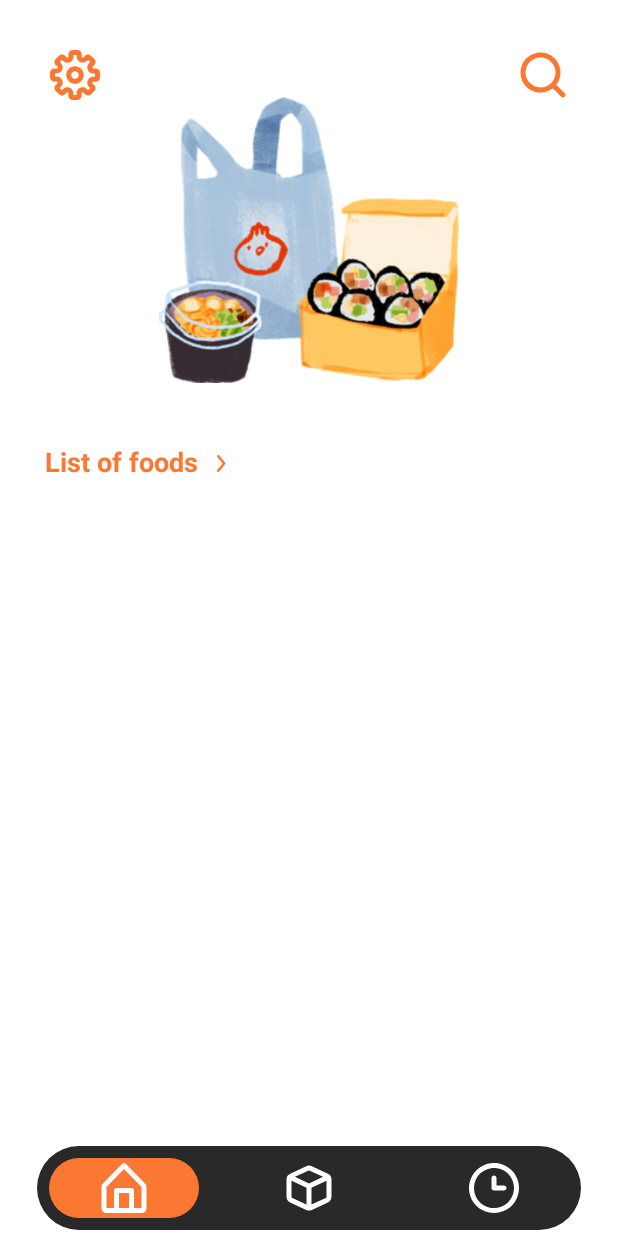
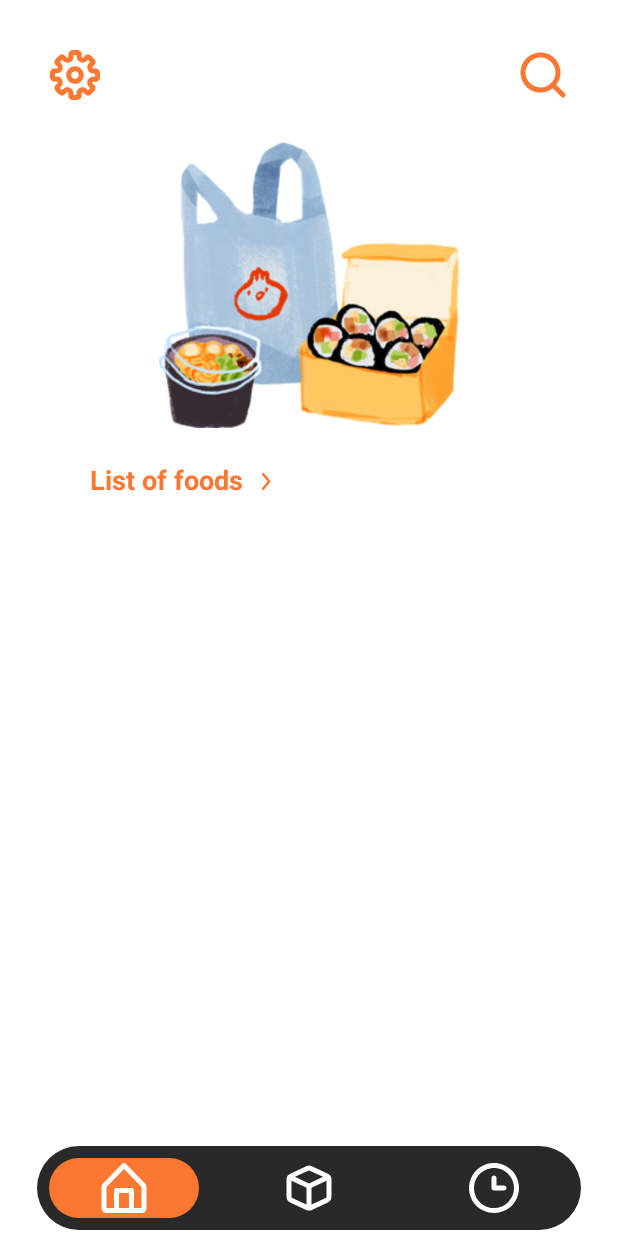
Before and after one commit to NDK2509/Foodomer, an Android app built with Jetpack Compose: the screen it shows after launch (MainActivity), on a phone screen of 412 x 824 dp. Run offline under Robolectric (Android 15) with nearby library versions, the light colour scheme and no system bars; our stand-ins replace Room's generated code.

Commit message:
fix: default padding for layout

```diff
--- a/app/src/main/java/com/example/foodomer/navigation/MainNavigation.kt
+++ b/app/src/main/java/com/example/foodomer/navigation/MainNavigation.kt
@@ -1,7 +1,11 @@
 package com.example.foodomer.navigation
 
+import androidx.compose.foundation.layout.Column
+import androidx.compose.foundation.layout.fillMaxSize
+import androidx.compose.foundation.layout.padding
 import androidx.compose.material.Scaffold
 import androidx.compose.runtime.Composable
+import androidx.compose.ui.Modifier
 import androidx.compose.ui.graphics.Color
 import androidx.compose.ui.res.painterResource
 import androidx.navigation.compose.NavHost
@@ -11,6 +15,7 @@
 import com.example.foodomer.ui.components.core.BottomBar
 import com.example.foodomer.ui.components.core.BottomBarItemProps
 import com.example.foodomer.ui.screens.*
+import com.example.foodomer.ui.theme.DEFAULT_PADDING
 
 @Composable
 fun MainNavigation() {
@@ -34,6 +39,9 @@
         },
         backgroundColor = Color.White
     ) { _ ->
+        Column (
+            modifier = Modifier.fillMaxSize().padding(DEFAULT_PADDING)
+        ) {
             NavHost(
                 navController,
                 startDestination = Destinations.Home.route
@@ -46,3 +54,4 @@
             }
         }
     }
+}
--- a/app/src/main/java/com/example/foodomer/ui/components/core/HeaderBar.kt
+++ b/app/src/main/java/com/example/foodomer/ui/components/core/HeaderBar.kt
@@ -1,7 +1,10 @@
 package com.example.foodomer.ui.components.core
 
 import androidx.compose.foundation.clickable
-import androidx.compose.foundation.layout.*
+import androidx.compose.foundation.layout.Arrangement
+import androidx.compose.foundation.layout.Row
+import androidx.compose.foundation.layout.fillMaxWidth
+import androidx.compose.foundation.layout.width
 import androidx.compose.material.Icon
 import androidx.compose.runtime.Composable
 import androidx.compose.ui.Alignment
@@ -12,7 +15,6 @@
 import androidx.navigation.NavController
 import com.example.foodomer.R
 import com.example.foodomer.navigation.Destinations
-import com.example.foodomer.ui.theme.DEFAULT_PADDING
 import com.example.foodomer.ui.theme.OrangePrimary
 
 val ICON_SIZE = 40.dp
@@ -51,7 +53,7 @@
     },
 ) {
     Row(
-        modifier = Modifier.fillMaxWidth().padding(DEFAULT_PADDING),
+        modifier = Modifier.fillMaxWidth(),
         horizontalArrangement = Arrangement.SpaceBetween,
         verticalAlignment = Alignment.CenterVertically
     ) {
```
Lines whose indentation alone changed are shown as unchanged.
